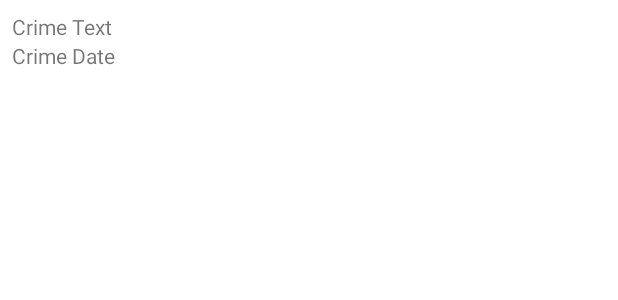
After one commit to duron600/android_practice_criminalintent, an Android app: the layout list_item_crime.xml on its own in the app's theme, with its tools: preview values and no code run, on a phone screen of 412 x 824 dp. The commit adds this screen. Shown: the top 300 px of the screen. Run offline under Robolectric (Android 15) with nearby library versions, the phone set to English and light mode, and no system bars.

Commit message:
chapter 9

```diff
--- a/app/build.gradle
+++ b/app/build.gradle
@@ -39,6 +39,8 @@ dependencies {
     implementation 'androidx.appcompat:appcompat:1.2.0'
     implementation 'com.google.android.material:material:1.3.0'
     implementation 'androidx.constraintlayout:constraintlayout:2.0.4'
+    implementation 'androidx.lifecycle:lifecycle-extensions:2.0.0'
+    implementation 'androidx.recyclerview:recyclerview:1.0.0'
     testImplementation 'junit:junit:4.+'
     androidTestImplementation 'androidx.test.ext:junit:1.1.2'
     androidTestImplementation 'androidx.test.espresso:espresso-core:3.3.0'
--- a/app/src/main/java/run/fa20/criminalintent/MainActivity.kt
+++ b/app/src/main/java/run/fa20/criminalintent/MainActivity.kt
@@ -16,7 +16,7 @@ class MainActivity : AppCompatActivity() {
         val currentFragment = supportFragmentManager.findFragmentById(R.id.fragment_container)
 
         if (currentFragment == null) {
-            val fragment = CrimeFragment()
+            val fragment = CrimeListFragment.newInstance()
             supportFragmentManager.beginTransaction().add(R.id.fragment_container, fragment).commit()
         }
     }
--- /dev/null
+++ b/app/src/main/res/layout/fragment_crime_list.xml
@@ -0,0 +1,6 @@
+<?xml version="1.0" encoding="utf-8"?>
+<androidx.recyclerview.widget.RecyclerView
+    xmlns:android="http://schemas.android.com/apk/res/android"
+    android:id="@+id/crime_recycler_view"
+    android:layout_width="match_parent"
+    android:layout_height="match_parent"/>
--- /dev/null
+++ b/app/src/main/res/layout/list_item_crime.xml
@@ -0,0 +1,18 @@
+<?xml version="1.0" encoding="utf-8"?>
+<LinearLayout xmlns:android="http://schemas.android.com/apk/res/android"
+    android:orientation="vertical" android:layout_width="match_parent"
+    android:layout_height="wrap_content"
+    android:padding="8dp">
+
+    <TextView
+        android:id="@+id/crime_title"
+        android:layout_width="match_parent"
+        android:layout_height="wrap_content"
+        android:text="Crime Text"/>
+
+    <TextView
+        android:id="@+id/crime_date"
+        android:layout_width="match_parent"
+        android:layout_height="wrap_content"
+        android:text="Crime Date"/>
+</LinearLayout>
```
Also changed, not shown: app/src/main/java/run/fa20/criminalintent/CrimeListFragment.kt (added, +103 -0 lines), app/src/main/java/run/fa20/criminalintent/CrimeListViewModel.kt (added, +18 -0 lines).
